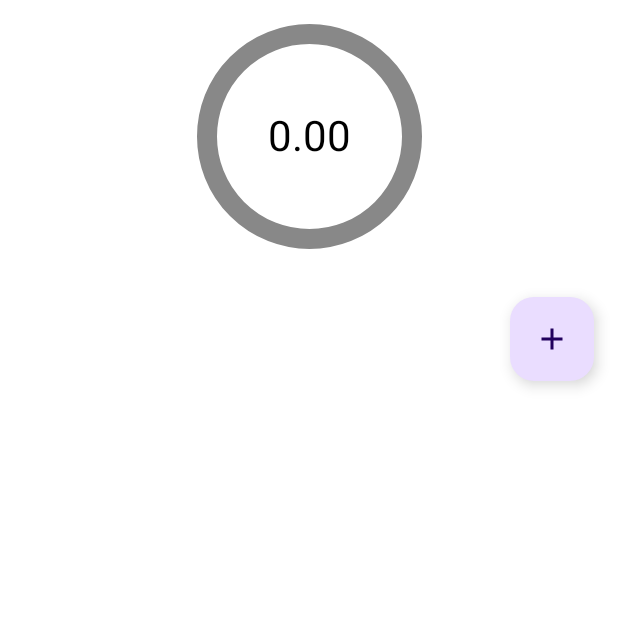
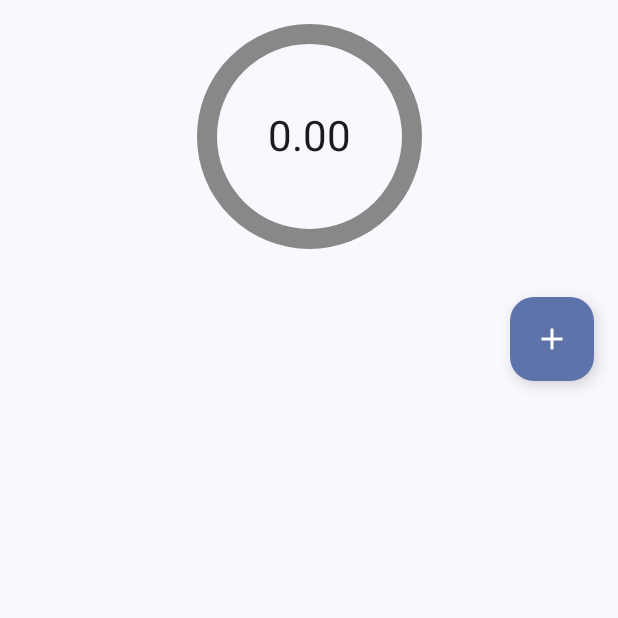
Before and after one commit to meheralimeer/Semester-Snap, an Android app built with Jetpack Compose: the screen it shows after launch (MainActivity), on a phone screen of 412 x 824 dp, the top half of it. Run offline under Robolectric (Android 15) with nearby library versions, the phone set to English and light mode, and no system bars; our stand-ins replace Room's generated code.

Commit message:
Added dynamic theme and color pallets

```diff
--- a/app/src/main/java/com/meher/semestersnap/MainActivity.kt
+++ b/app/src/main/java/com/meher/semestersnap/MainActivity.kt
@@ -10,7 +10,7 @@ import androidx.compose.ui.Modifier
 import androidx.navigation.compose.NavHost
 import androidx.navigation.compose.composable
 import androidx.navigation.compose.rememberNavController
-import com.meher.semestersnap.ui.theme.GPACalculatorTheme
+import com.meher.semestersnap.ui.theme.SemesterSnapTheme
 import com.meher.semestersnap.ui.screens.CourseDetailScreen
 import com.meher.semestersnap.ui.screens.HomeScreen
 import org.koin.androidx.compose.koinViewModel
@@ -19,7 +19,7 @@ class MainActivity : ComponentActivity() {
     override fun onCreate(savedInstanceState: Bundle?) {
         super.onCreate(savedInstanceState)
         setContent {
-            GPACalculatorTheme {
+            SemesterSnapTheme {
                 Surface(
                     modifier = Modifier.fillMaxSize(),
                     color = MaterialTheme.colorScheme.background
--- a/app/src/main/java/com/meher/semestersnap/ui/screens/HomeScreen.kt
+++ b/app/src/main/java/com/meher/semestersnap/ui/screens/HomeScreen.kt
@@ -1,5 +1,6 @@
 package com.meher.semestersnap.ui.screens
 
+import android.annotation.SuppressLint
 import androidx.compose.foundation.Canvas
 import androidx.compose.foundation.clickable
 import androidx.compose.foundation.layout.*
@@ -18,7 +19,9 @@ import androidx.compose.ui.unit.dp
 import com.meher.semestersnap.ui.viewmodel.GPAViewModel
 import androidx.compose.material.icons.Icons
 import androidx.compose.material.icons.filled.Add
+import kotlinx.coroutines.FlowPreview
 
+@SuppressLint("DefaultLocale")
 @Composable
 fun HomeScreen(
     viewModel: GPAViewModel,
--- a/app/src/main/java/com/meher/semestersnap/ui/theme/Color.kt
+++ b/app/src/main/java/com/meher/semestersnap/ui/theme/Color.kt
@@ -2,10 +2,25 @@ package com.meher.semestersnap.ui.theme
 
 import androidx.compose.ui.graphics.Color
 
+// Light Theme Colors
 val Purple80 = Color(0xFFD0BCFF)
 val PurpleGrey80 = Color(0xFFCCC2DC)
 val Pink80 = Color(0xFFEFB8C8)
 
+// Dark Theme Colors
 val Purple40 = Color(0xFF6650a4)
 val PurpleGrey40 = Color(0xFF625b71)
 val Pink40 = Color(0xFF7D5260)
+
+// Custom background and surface colors for better demonstration
+val LightBackground = Color(0xFFF8F0E3) // A light cream/beige
+val LightSurface = Color(0xFFFFFFFF)    // Pure white
+val LightSurfaceVariant = Color(0xFFE0E0E0) // Light grey for variants
+
+val DarkBackground = Color(0xFF1A1A2E) // A dark blue/purple
+val DarkSurface = Color(0xFF2E2E4A)    // Slightly lighter dark blue/purple
+val DarkSurfaceVariant = Color(0xFF4A4A6E) // A bit lighter for variants
+
+// Common colors
+val White = Color(0xFFFFFFFF)
+val Black = Color(0xFF000000)
--- a/app/src/main/java/com/meher/semestersnap/ui/theme/Theme.kt
+++ b/app/src/main/java/com/meher/semestersnap/ui/theme/Theme.kt
@@ -1,26 +1,81 @@
 package com.meher.semestersnap.ui.theme
 
+import android.app.Activity
+import android.os.Build
+import androidx.compose.foundation.isSystemInDarkTheme
 import androidx.compose.material3.MaterialTheme
+import androidx.compose.material3.darkColorScheme
+import androidx.compose.material3.dynamicDarkColorScheme
+import androidx.compose.material3.dynamicLightColorScheme
 import androidx.compose.material3.lightColorScheme
 import androidx.compose.runtime.Composable
-import androidx.compose.ui.graphics.Color
+import androidx.compose.runtime.SideEffect
+import androidx.compose.ui.graphics.toArgb
+import androidx.compose.ui.platform.LocalContext
+import androidx.compose.ui.platform.LocalView
+import androidx.core.view.WindowCompat
 
-private val LightColorScheme = lightColorScheme(
-    primary = Color(0xFF6200EE),
-    secondary = Color(0xFF03DAC6),
-    background = Color(0xFFFFFFFF),
-    surface = Color(0xFFFFFFFF),
-    onPrimary = Color.White,
-    onSecondary = Color.Black,
-    onBackground = Color.Black,
-    onSurface = Color.Black,
+// Define your dark color scheme
+private val DarkColorScheme = darkColorScheme(
+    primary = Purple80,
+    secondary = PurpleGrey80,
+    tertiary = Pink80,
+    background = DarkBackground, // Custom dark background
+    surface = DarkSurface,       // Custom dark surface
+    onPrimary = White,
+    onSecondary = White,
+    onTertiary = White,
+    onBackground = White,
+    onSurface = White,
+    surfaceVariant = DarkSurfaceVariant,
+    onSurfaceVariant = White
 )
 
+// Define your light color scheme
+private val LightColorScheme = lightColorScheme(
+    primary = Purple40,
+    secondary = PurpleGrey40,
+    tertiary = Pink40,
+    background = LightBackground, // Custom light background
+    surface = LightSurface,       // Custom light surface
+    onPrimary = White,
+    onSecondary = White,
+    onTertiary = White,
+    onBackground = Black,
+    onSurface = Black,
+    surfaceVariant = LightSurfaceVariant,
+    onSurfaceVariant = Black
+)
+
+
 @Composable
-fun GPACalculatorTheme(content: @Composable () -> Unit) {
+fun SemesterSnapTheme(
+    darkTheme: Boolean = isSystemInDarkTheme(), // Automatically detects system dark mode
+    // Dynamic color is available on Android 12+
+    dynamicColor: Boolean = true, // Set to true to enable dynamic color if available
+    content: @Composable () -> Unit
+) {
+    val colorScheme = when {
+        dynamicColor && Build.VERSION.SDK_INT >= Build.VERSION_CODES.S -> {
+            val context = LocalContext.current
+            if (darkTheme) dynamicDarkColorScheme(context) else dynamicLightColorScheme(context)
+        }
+        darkTheme -> DarkColorScheme
+        else -> LightColorScheme
+    }
+    val view = LocalView.current
+    if (!view.isInEditMode) {
+        SideEffect {
+            val window = (view.context as Activity).window
+            @Suppress("DEPRECATION")
+            window.statusBarColor = colorScheme.primary.toArgb()
+            WindowCompat.getInsetsController(window, view).isAppearanceLightStatusBars = darkTheme
+        }
+    }
+
     MaterialTheme(
-        colorScheme = LightColorScheme,
-        typography = Typography, // Assuming Typography is defined elsewhere in your project
+        colorScheme = colorScheme,
+        typography = Typography,
         content = content
     )
 }
```
